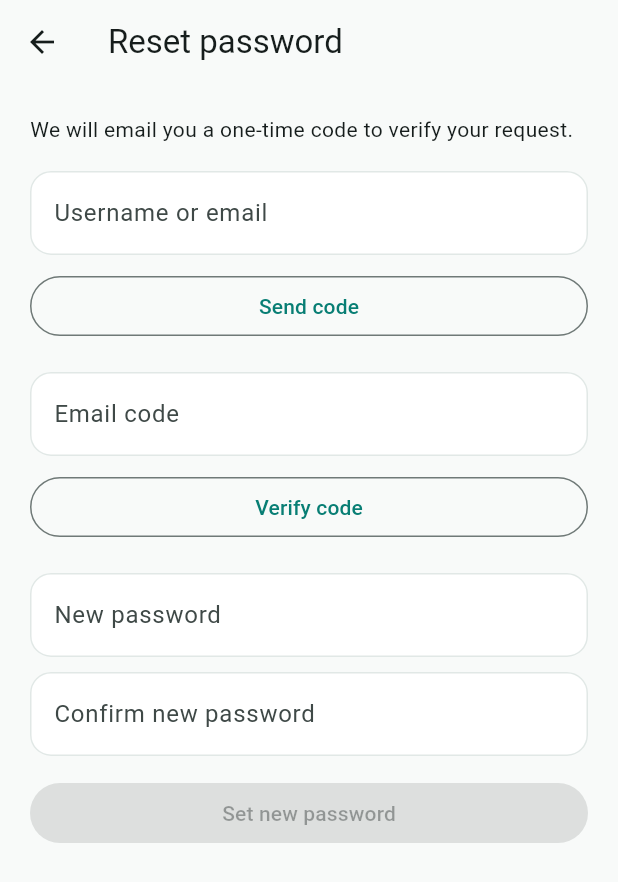
After one commit to Azuree-Ali/PharmacyAPI, a Flutter app: the PasswordRecoveryScreen screen opened directly, on a phone screen of 412 x 824 dp. The commit adds this screen. Shown: the top 882 px of the screen. Run offline on Flutter 3.47's test engine with Material 3 defaults, Android fonts, the phone set to English and light mode, and no system bars; our stand-ins replace dio, flutter_riverpod, flutter_secure_storage; accounts and stored records are empty.

Commit message:
Integrate customer account recovery flows

```diff
--- /dev/null
+++ b/PharmacyCustomerApp/lib/features/auth/presentation/screens/password_recovery_screen.dart
@@ -0,0 +1,28 @@
+import 'package:flutter/material.dart';
+import 'package:flutter_riverpod/flutter_riverpod.dart';
+import '../../../../core/network/api_payload.dart';
+import '../../../../core/providers.dart';
+
+class PasswordRecoveryScreen extends ConsumerStatefulWidget {
+  const PasswordRecoveryScreen({super.key});
+  @override
+  ConsumerState<PasswordRecoveryScreen> createState() => _PasswordRecoveryScreenState();
+}
+class _PasswordRecoveryScreenState extends ConsumerState<PasswordRecoveryScreen> {
+  final _identity = TextEditingController(), _otp = TextEditingController(), _password = TextEditingController(), _confirm = TextEditingController();
+  String? _userId, _token; bool _busy = false;
+  @override
+  void dispose() { _identity.dispose(); _otp.dispose(); _password.dispose(); _confirm.dispose(); super.dispose(); }
+  Future<void> _run(Future<void> Function() action) async { setState(() => _busy = true); try { await action(); } catch (e) { if (mounted) _message(e.toString()); } finally { if (mounted) setState(() => _busy = false); } }
+  void _message(String text) => ScaffoldMessenger.of(context).showSnackBar(SnackBar(content: Text(text)));
+  @override
+  Widget build(BuildContext context) => Scaffold(appBar: AppBar(title: const Text('Reset password')), body: ListView(padding: const EdgeInsets.all(20), children: [
+    const Text('We will email you a one-time code to verify your request.'), const SizedBox(height: 18),
+    TextField(controller: _identity, keyboardType: TextInputType.emailAddress, decoration: const InputDecoration(labelText: 'Username or email')),
+    const SizedBox(height: 10), OutlinedButton(onPressed: _busy ? null : () => _run(() async { ApiPayload.unwrap(await ref.read(apiClientProvider).post('/api/Identity/Auth/ForgetPassword', data: {'userNameOrEmail': _identity.text.trim()})); if (mounted) _message('If the account can receive email, a code has been sent.'); }), child: const Text('Send code')),
+    const SizedBox(height: 20), TextField(controller: _otp, keyboardType: TextInputType.number, decoration: const InputDecoration(labelText: 'Email code')),
+    const SizedBox(height: 10), OutlinedButton(onPressed: _busy ? null : () => _run(() async { final response = ApiPayload.asMap(ApiPayload.unwrap(await ref.read(apiClientProvider).post('/api/Identity/Auth/VerifyOTP', data: {'userNameOrEmail': _identity.text.trim(), 'otp': _otp.text.trim()}))); _token = '${response['token'] ?? response['Token'] ?? ''}'; _userId = '${response['userId'] ?? response['UserId'] ?? ''}'; if (_token!.isEmpty || _userId!.isEmpty) throw const FormatException('The reset response was incomplete.'); if (mounted) _message('Code verified. Choose a new password.'); }), child: const Text('Verify code')),
+    const SizedBox(height: 20), TextField(controller: _password, obscureText: true, decoration: const InputDecoration(labelText: 'New password')), const SizedBox(height: 10), TextField(controller: _confirm, obscureText: true, decoration: const InputDecoration(labelText: 'Confirm new password')),
+    const SizedBox(height: 14), FilledButton(onPressed: _busy || _token == null ? null : () { if (_password.text != _confirm.text) { _message('Passwords do not match.'); return; } _run(() async { ApiPayload.unwrap(await ref.read(apiClientProvider).post('/api/Identity/Auth/ResetPassword', data: {'userId': _userId, 'token': _token, 'newPassword': _password.text, 'confirmNewPassword': _confirm.text})); if (mounted) { _message('Password reset. You can sign in now.'); Navigator.pop(context); } }); }, child: Text(_busy ? 'Working…' : 'Set new password')),
+  ]));
+}
--- a/PharmacyCustomerApp/lib/features/auth/presentation/screens/sign_in_screen.dart
+++ b/PharmacyCustomerApp/lib/features/auth/presentation/screens/sign_in_screen.dart
@@ -4,6 +4,9 @@ import 'package:flutter_riverpod/flutter_riverpod.dart';
 import '../../../../core/errors/app_exception.dart';
 import '../providers/auth_providers.dart';
 import 'register_screen.dart';
+import 'password_recovery_screen.dart';
+import '../../../../core/network/api_payload.dart';
+import '../../../../core/providers.dart';
 
 class SignInScreen extends ConsumerStatefulWidget {
   const SignInScreen({super.key});
@@ -123,6 +126,7 @@ class _SignInScreenState extends ConsumerState<SignInScreen> {
                       ),
                     ],
                     const SizedBox(height: 22),
+                    Align(alignment: Alignment.centerRight, child: TextButton(onPressed: () => Navigator.of(context).push(MaterialPageRoute<void>(builder: (_) => const PasswordRecoveryScreen())), child: const Text('Forgot password?'))),
                     FilledButton(
                       onPressed: _isSubmitting ? null : _submit,
                       child: Padding(
@@ -152,6 +156,7 @@ class _SignInScreenState extends ConsumerState<SignInScreen> {
                       ),
                       child: const Text('Create an account'),
                     ),
+                    TextButton(onPressed: () async { final identity = _usernameController.text.trim(); if (identity.isEmpty) { setState(() => _errorMessage = 'Enter your username or email first.'); return; } try { ApiPayload.unwrap(await ref.read(apiClientProvider).post('/api/Identity/Auth/ResendEmailConfirmation', data: {'userNameOrEmail': identity})); if (context.mounted) ScaffoldMessenger.of(context).showSnackBar(const SnackBar(content: Text('Confirmation email sent.'))); } catch (error) { if (mounted) setState(() => _errorMessage = error is AppException ? error.message : error.toString()); } }, child: const Text('Resend confirmation email')),
                   ],
                 ),
               ),
```
Also changed, not shown: PharmacyCustomerApp/lib/core/network/api_client.dart (+15 -4 lines), 2 other files.
